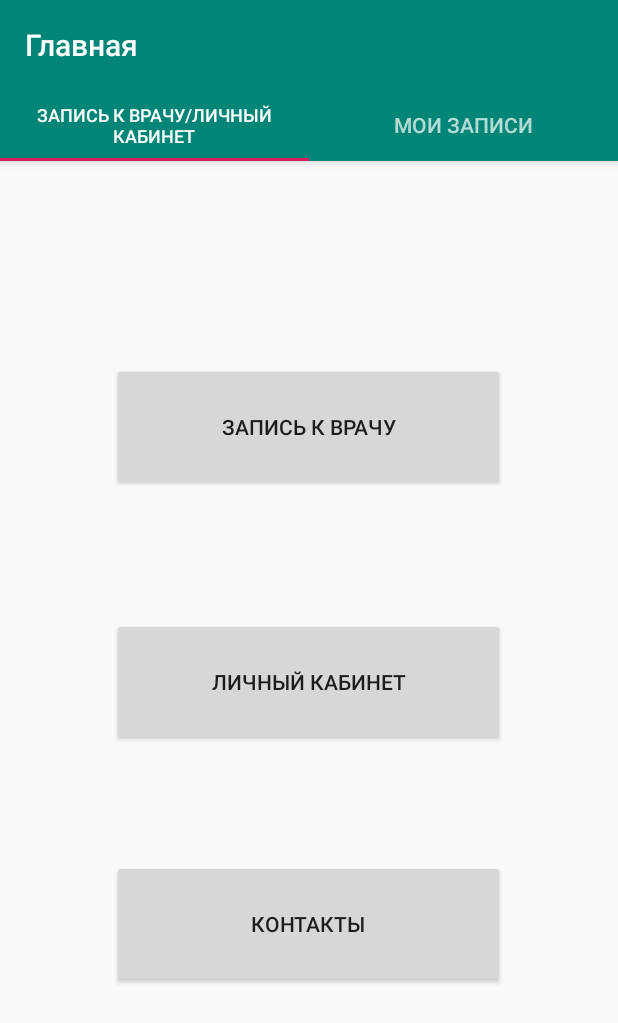
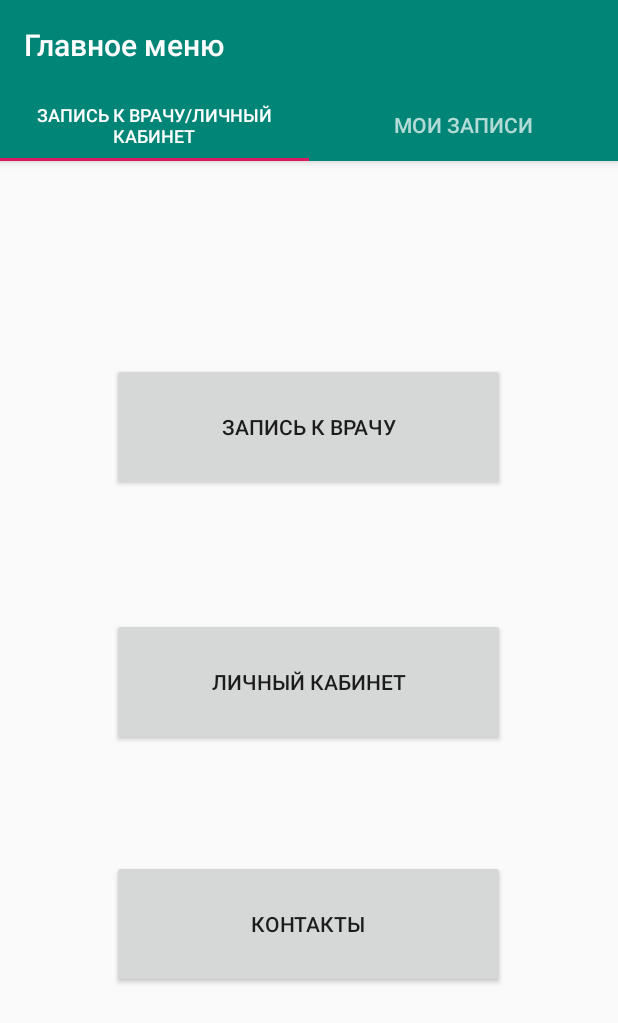
Before and after one commit to Skywalkerrus/e-medicine, an Android app: the MainActivity screen opened directly, with no data from a screen before it, on a phone screen of 412 x 824 dp. Shown: the top 1023 px of the screen. Run offline under Robolectric (Android 15) with nearby library versions, the phone set to English and light mode, and no system bars; our stand-ins replace Firebase (no records; nobody signed in at launch, a user with empty details on screens opened directly); 3 statements that could not run were skipped.

Commit message:
пластические операции кнопке на Главную(тепер в главное меню) и главного активити на

```diff
--- a/Zapis v durky/app/src/main/AndroidManifest.xml
+++ b/Zapis v durky/app/src/main/AndroidManifest.xml
@@ -24,7 +24,7 @@
             android:label="Идентификация" />
         <activity
             android:name=".MainActivity"
-            android:label="Главная"
+            android:label="Главное меню"
             android:theme="@style/AppTheme.NoActionBar" />
         <activity
             android:name=".ui.login.LoginActivity"
--- a/Zapis v durky/app/src/main/java/com/example/myapplication/MainActivity.java
+++ b/Zapis v durky/app/src/main/java/com/example/myapplication/MainActivity.java
@@ -19,7 +19,7 @@ public class MainActivity extends AppCompatActivity {
 
     @Override
     protected void onCreate(Bundle savedInstanceState) {
-        setTitle("Главная");
+        setTitle("Главное меню");
         // Здесь ничего особенного не происходит, кроме создания вкладок, методом setAdapter. Все события вкладок обрабатываются
         //в blankFragment1 и blankFragment2
         super.onCreate(savedInstanceState);
--- a/Zapis v durky/app/src/main/res/layout/activity_lichyi_kabinet.xml
+++ b/Zapis v durky/app/src/main/res/layout/activity_lichyi_kabinet.xml
@@ -16,7 +16,7 @@
         android:layout_marginEnd="25dp"
         android:layout_marginRight="25dp"
         android:layout_marginBottom="154dp"
-        android:text="На главную"
+        android:text="В ГЛАВНОЕ МЕНЮ"
         app:layout_constraintBottom_toBottomOf="parent"
         app:layout_constraintEnd_toEndOf="parent"
         app:layout_constraintStart_toStartOf="parent"
--- a/Zapis v durky/app/src/main/res/layout/activity_main.xml
+++ b/Zapis v durky/app/src/main/res/layout/activity_main.xml
@@ -18,7 +18,7 @@
             android:gravity="center"
             android:minHeight="?actionBarSize"
             android:padding="@dimen/appbar_padding"
-            android:text="Главная"
+            android:text="Главное меню"
             android:textAppearance="@style/TextAppearance.Widget.AppCompat.Toolbar.Title" />
 
         <com.google.android.material.tabs.TabLayout
```
Also changed, not shown: 1 other file.
